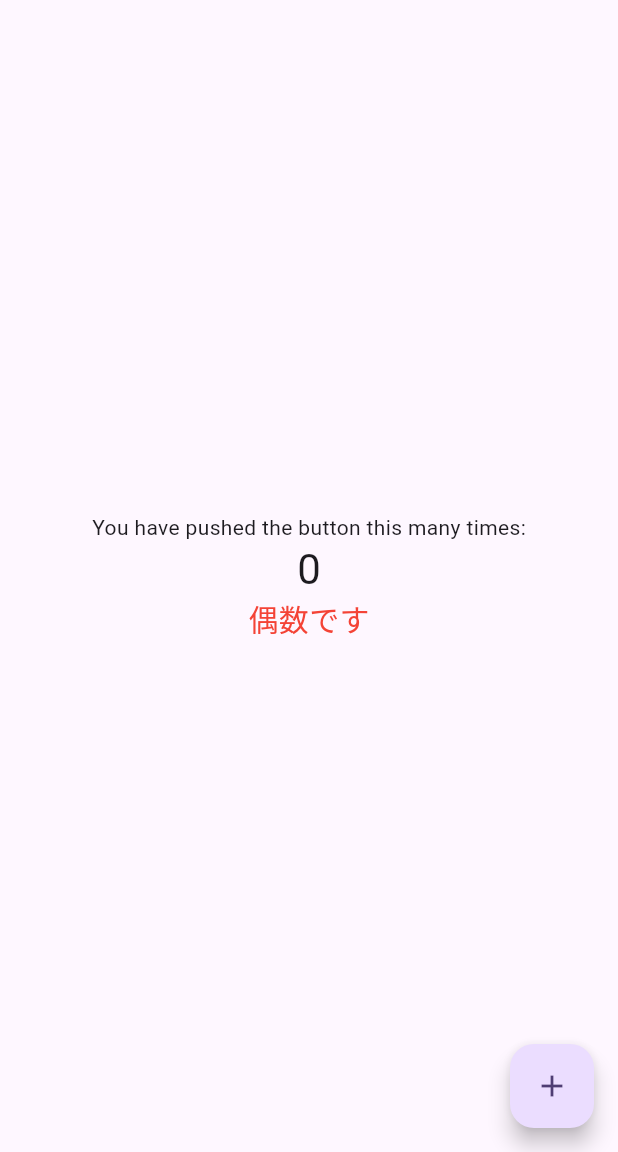
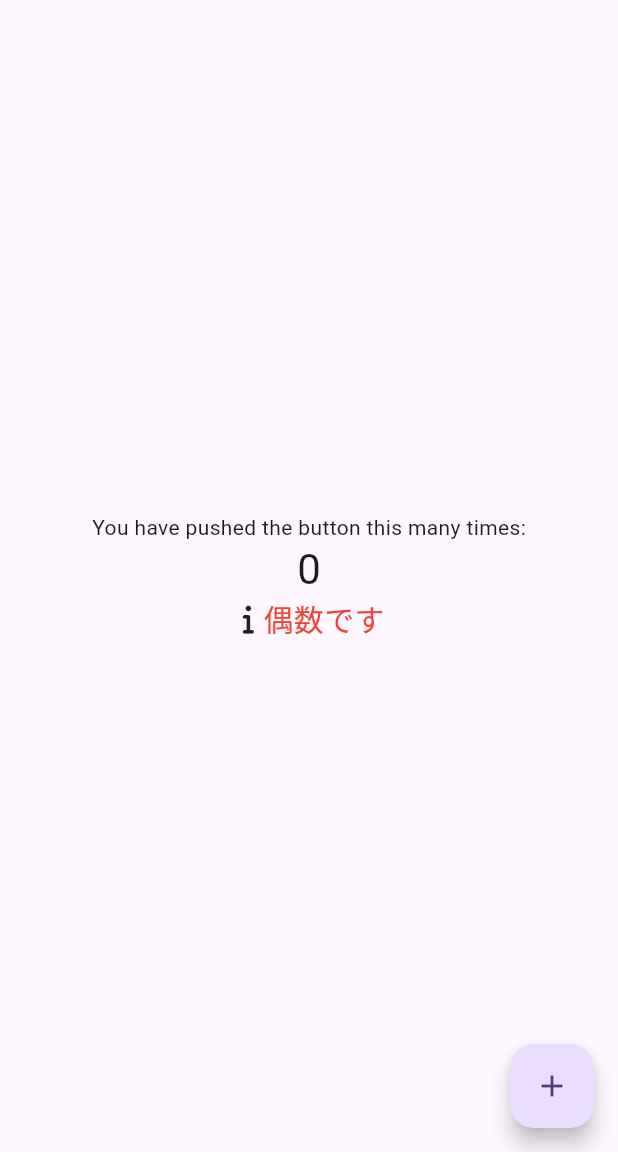
Before and after one commit to yuma-ito-bd/flutter-helloworld, a Flutter app: the screen it shows after launch, on a phone screen of 412 x 824 dp, the part 84-1236 px from its top. Run offline on Flutter 3.47's test engine with Material 3 defaults, Android fonts, the phone set to English and light mode, and no system bars; our stand-ins replace font_awesome_flutter.

Commit message:
FontAwesomeパッケージを使ってアイコンを表示

```diff
--- a/counter_app/lib/main.dart
+++ b/counter_app/lib/main.dart
@@ -1,4 +1,5 @@
 import 'package:flutter/material.dart';
+import 'package:font_awesome_flutter/font_awesome_flutter.dart';
 
 void main() {
   runApp(const MyApp());
@@ -113,9 +114,15 @@ class _MyHomePageState extends State<MyHomePage> {
               style: Theme.of(context).textTheme.headlineMedium,
             ),
             if (_counter % 2 == 0)
-              const Text(
-                "偶数です",
-                style: TextStyle(fontSize: 20, color: Colors.red),
+              const Row(
+                mainAxisAlignment: MainAxisAlignment.center,
+                children: [
+                  Icon(FontAwesomeIcons.info, size: 20),
+                  Text(
+                    "偶数です",
+                    style: TextStyle(fontSize: 20, color: Colors.red),
+                  )
+                ],
               )
           ],
         ),
```
